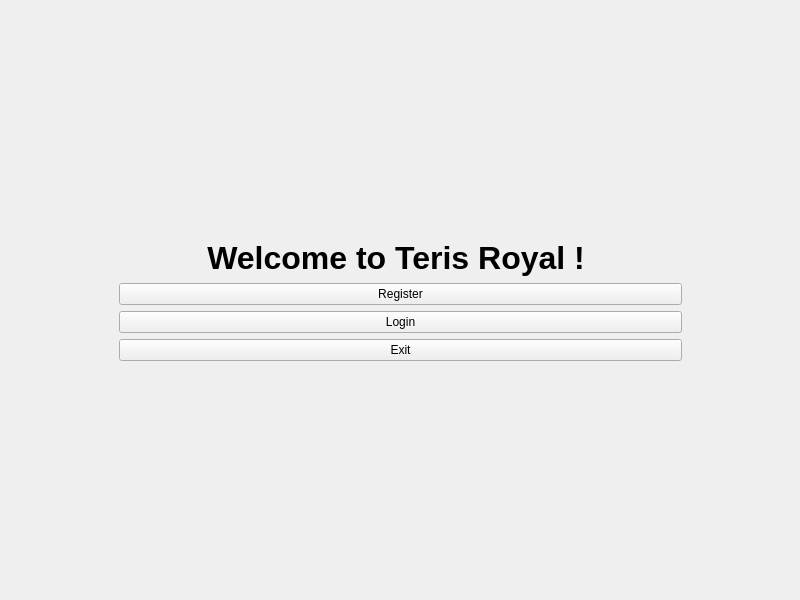
Old version of the form src/client/graphics/GUI/mainwindow.ui in the repository ulb-info2-group5/Royal-Blocks.
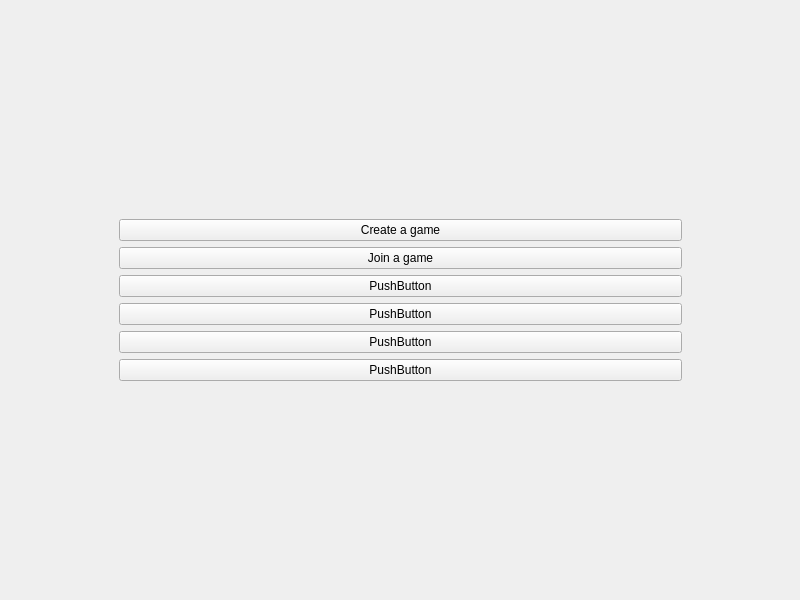
New version of the form. The open tabs and pages were chosen to show the change.

Commit message: set MainMenuLogin page to default page at the construction of MainWindow

```diff
--- a/src/client/graphics/GUI/mainwindow.ui
+++ b/src/client/graphics/GUI/mainwindow.ui
@@ -238,6 +238,82 @@
         </item>
        </layout>
       </widget>
+      <widget class="QWidget" name="MaiMenu">
+       <layout class="QHBoxLayout" name="horizontalLayout_5">
+        <item>
+         <layout class="QVBoxLayout" name="verticalLayout_4">
+          <item>
+           <spacer name="verticalSpacer_8">
+            <property name="orientation">
+             <enum>Qt::Orientation::Vertical</enum>
+            </property>
+            <property name="sizeHint" stdset="0">
+             <size>
+              <width>20</width>
+              <height>40</height>
+             </size>
+            </property>
+           </spacer>
+          </item>
+          <item>
+           <widget class="QPushButton" name="pushButton">
+            <property name="text">
+             <string>Create a game</string>
+            </property>
+           </widget>
+          </item>
+          <item>
+           <widget class="QPushButton" name="pushButton_2">
+            <property name="text">
+             <string>Join a game</string>
+            </property>
+           </widget>
+          </item>
+          <item>
+           <widget class="QPushButton" name="pushButton_3">
+            <property name="text">
+             <string>PushButton</string>
+            </property>
+           </widget>
+          </item>
+          <item>
+           <widget class="QPushButton" name="pushButton_4">
+            <property name="text">
+             <string>PushButton</string>
+            </property>
+           </widget>
+          </item>
+          <item>
+           <widget class="QPushButton" name="pushButton_6">
+            <property name="text">
+             <string>PushButton</string>
+            </property>
+           </widget>
+          </item>
+          <item>
+           <widget class="QPushButton" name="pushButton_5">
+            <property name="text">
+             <string>PushButton</string>
+            </property>
+           </widget>
+          </item>
+          <item>
+           <spacer name="verticalSpacer_7">
+            <property name="orientation">
+             <enum>Qt::Orientation::Vertical</enum>
+            </property>
+            <property name="sizeHint" stdset="0">
+             <size>
+              <width>20</width>
+              <height>40</height>
+             </size>
+            </property>
+           </spacer>
+          </item>
+         </layout>
+        </item>
+       </layout>
+      </widget>
      </widget>
     </item>
     <item>
```
The commit also changes 1 other file.
